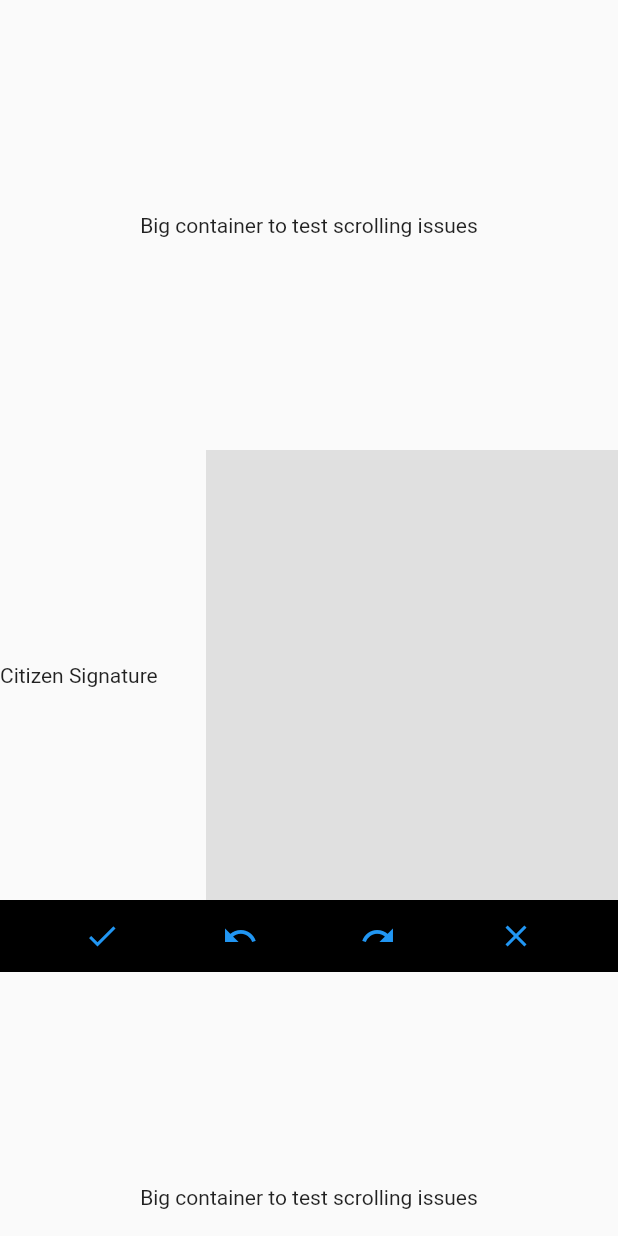
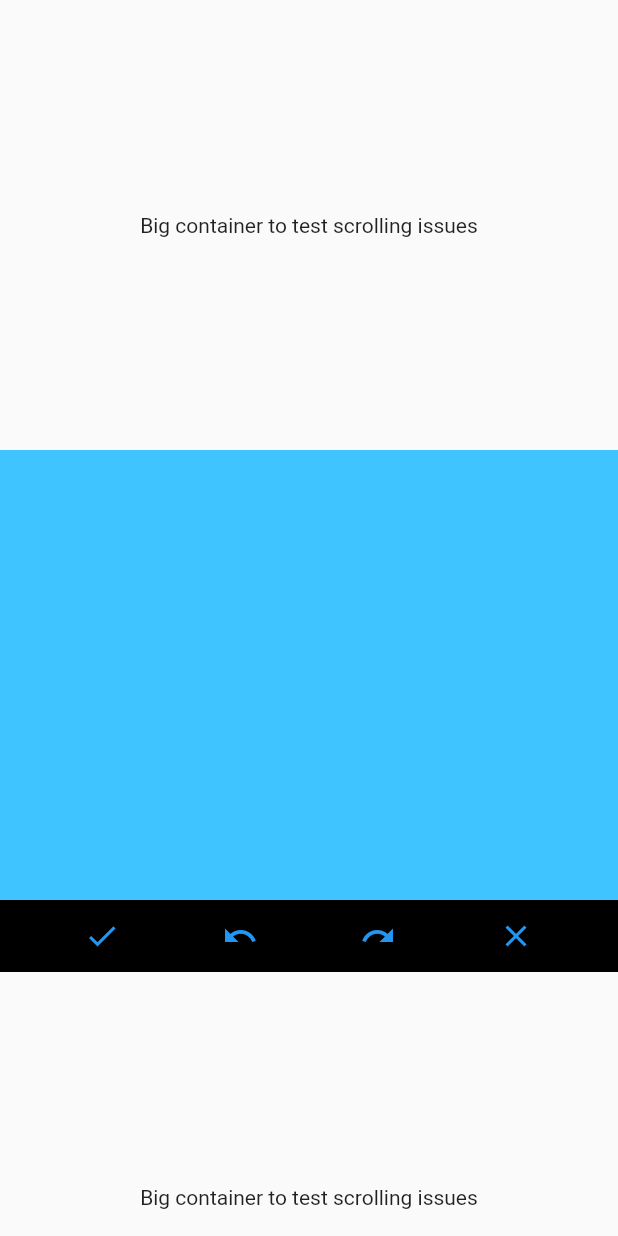
Before and after one commit to 4Q-s-r-o/signature, a Flutter app: the screen it shows after launch, on a phone screen of 412 x 824 dp. Run offline on Flutter 3.47's test engine with Material 2 defaults, Android fonts, the phone set to English and light mode, and no system bars.

Commit message:
Example fix

```diff
--- a/example/lib/main.dart
+++ b/example/lib/main.dart
@@ -41,27 +41,11 @@ class _MyAppState extends State<MyApp> {
                 ),
               ),
               //SIGNATURE CANVAS
-              Row(
-                children: [
-                  Expanded(child: Text("Citizen Signature")),
-                  Flexible(
-                      flex: 2,
-                      child: Signature(
-                        controller: SignatureController(
-                          penStrokeWidth: 5,
-                          penColor: Colors.black,
-                          exportBackgroundColor: Colors.blue,
-                        ),
-                        height: 300,
-                        backgroundColor: Colors.grey[300]!,
-                      ))
-                ],
+              Signature(
+                controller: _controller,
+                height: 300,
+                backgroundColor: Colors.lightBlueAccent,
               ),
-              // Signature(
-              //   controller: _controller,
-              //   height: 300,
-              //   backgroundColor: Colors.lightBlueAccent,
-              // ),
               //OK AND CLEAR BUTTONS
               Container(
                 decoration: const BoxDecoration(color: Colors.black),
```
